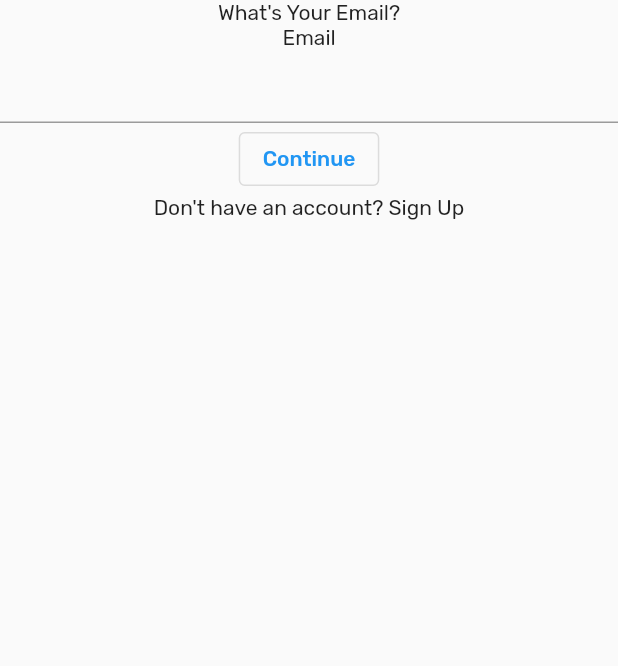
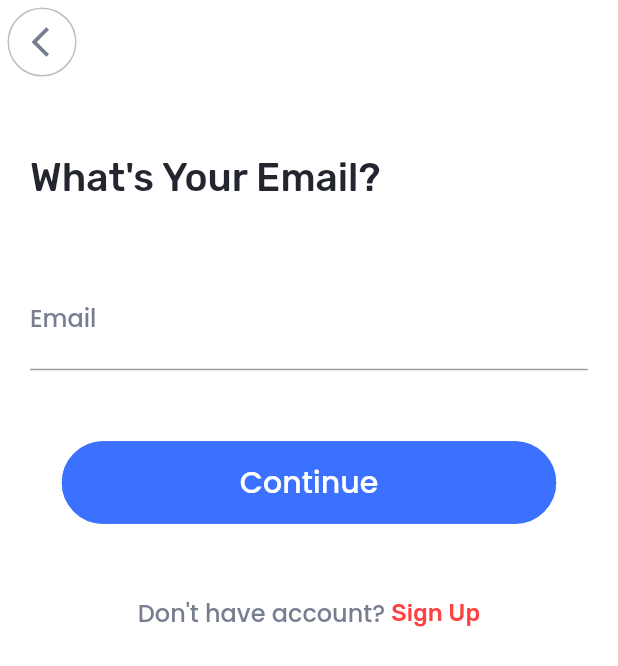
Before and after one commit to edwin141999/booking_app, a Flutter app: the screen it shows after launch, swiped to page 2, on a phone screen of 412 x 824 dp. Shown: the top 666 px of the screen. Run offline on Flutter 3.47's test engine with Material 2 defaults, Android fonts, the phone set to English and light mode, and no system bars.

Commit message:
view login

```diff
--- a/lib/screen/welcome/log_in.dart
+++ b/lib/screen/welcome/log_in.dart
@@ -1,3 +1,5 @@
+import 'package:booking_app/styles/colors/colors_view.dart';
+import 'package:booking_app/styles/fonts/fonts_view.dart';
 import 'package:flutter/material.dart';
 
 class LogIn extends StatelessWidget {
@@ -6,15 +8,72 @@ class LogIn extends StatelessWidget {
   @override
   Widget build(BuildContext context) {
     return Scaffold(
+      appBar: AppBar(
+        backgroundColor: ColorSelect.kBackground,
+        elevation: 0,
+        leading: Padding(
+          padding: const EdgeInsets.all(5.0),
+          child: Container(
+            decoration: BoxDecoration(
+                borderRadius: BorderRadius.circular(100),
+                border: Border.all(
+                    color: ColorSelect.kTextSecondary.withOpacity(.5))),
+            child: IconButton(
+              onPressed: () {},
+              icon: const Icon(Icons.arrow_back_ios,
+                  color: ColorSelect.kTextSecondary),
+              padding: const EdgeInsets.only(left: 10),
+            ),
+          ),
+        ),
+      ),
+      backgroundColor: ColorSelect.kBackground,
       body: SafeArea(
-        child: Column(
-          children: [
-            const Text("What's Your Email?"),
-            const Text('Email'),
-            const TextField(),
-            OutlinedButton(onPressed: () {}, child: const Text('Continue')),
-            const Text("Don't have an account? Sign Up"),
-          ],
+        minimum: const EdgeInsets.symmetric(horizontal: 20),
+        child: SizedBox(
+          width: double.infinity,
+          height: MediaQuery.of(context).size.height * .5,
+          child: Column(
+              mainAxisAlignment: MainAxisAlignment.spaceEvenly,
+              children: [
+                Container(
+                    alignment: Alignment.centerLeft,
+                    child: const Text("What's Your Email?",
+                        style: FontSelect.kTitle26)),
+                const TextField(
+                    keyboardType: TextInputType.emailAddress,
+                    decoration: InputDecoration(
+                        labelText: 'Email', labelStyle: FontSelect.kSubtitle16),
+                    style: FontSelect.kSubtitle18),
+                SizedBox(
+                  width: MediaQuery.of(context).size.width * 0.8,
+                  height: 55,
+                  child: OutlinedButton(
+                    onPressed: () {},
+                    style: OutlinedButton.styleFrom(
+                        backgroundColor: ColorSelect.kColorPrimary,
+                        side:
+                            const BorderSide(color: ColorSelect.kColorPrimary),
+                        shape: RoundedRectangleBorder(
+                            borderRadius: BorderRadius.circular(50))),
+                    child: const Text('Continue',
+                        style: FontSelect.kBtnText20White),
+                  ),
+                ),
+                Row(
+                    mainAxisAlignment: MainAxisAlignment.center,
+                    children: const [
+                      Text("Don't have account? ",
+                          style: FontSelect.kSubtitle16),
+                      Text(
+                        'Sign Up',
+                        style: TextStyle(
+                            color: ColorSelect.kColorSecondary,
+                            fontSize: 16,
+                            fontWeight: FontWeight.w500),
+                      )
+                    ]),
+              ]),
         ),
       ),
     );
--- a/lib/styles/fonts/fonts_view.dart
+++ b/lib/styles/fonts/fonts_view.dart
@@ -35,27 +35,27 @@ class FontSelect {
     fontWeight: FontWeight.w500,
   );
 
-  // SUBTITULOS
+  // BODY TEXT
 
-  static const kSubtitle18 = TextStyle(
+  static const kBody18 = TextStyle(
     color: ColorSelect.kTextPrimary,
     fontSize: 18,
     fontWeight: FontWeight.w500,
   );
 
-  static const kSubtitle16 = TextStyle(
-    color: ColorSelect.kTextSecondary,
+  static const kBody16 = TextStyle(
+    color: ColorSelect.kTextPrimary,
     fontSize: 16,
     fontWeight: FontWeight.w500,
   );
 
-  static const kSubtitle14 = TextStyle(
+  static const kBody14 = TextStyle(
     color: ColorSelect.kTextPrimary,
     fontSize: 14,
     fontWeight: FontWeight.w500,
   );
 
-  static const kSubtitle12 = TextStyle(
+  static const kBody12 = TextStyle(
     color: ColorSelect.kTextPrimary,
     fontSize: 12,
     fontWeight: FontWeight.w500,
@@ -63,10 +63,46 @@ class FontSelect {
 
   // POPPINS
 
-  // TEXTO DE BOTONES
-  static const kBtnText20 = TextStyle(
+  // SUBTITULOS
+  static const kSubtitle18 = TextStyle(
     fontFamily: 'Poppins',
     color: ColorSelect.kTextPrimary,
+    fontSize: 18,
+    fontWeight: FontWeight.w500,
+  );
+
+  static const kSubtitle16 = TextStyle(
+    fontFamily: 'Poppins',
+    color: ColorSelect.kTextSecondary,
+    fontSize: 16,
+    fontWeight: FontWeight.w500,
+  );
+
+  static const kSubtitle14 = TextStyle(
+    fontFamily: 'Poppins',
+    color: ColorSelect.kTextPrimary,
+    fontSize: 14,
+    fontWeight: FontWeight.w500,
+  );
+
+  static const kSubtitle12 = TextStyle(
+    fontFamily: 'Poppins',
+    color: ColorSelect.kTextPrimary,
+    fontSize: 12,
+    fontWeight: FontWeight.w500,
+  );
+
+  // TEXTO DE BOTONES
+  static const kBtnText20Black = TextStyle(
+    fontFamily: 'Poppins',
+    color: ColorSelect.kTextPrimary,
+    fontSize: 20,
+    fontWeight: FontWeight.w500,
+  );
+
+  static const kBtnText20White = TextStyle(
+    fontFamily: 'Poppins',
+    color: ColorSelect.kBackground,
     fontSize: 20,
     fontWeight: FontWeight.w500,
   );
```
